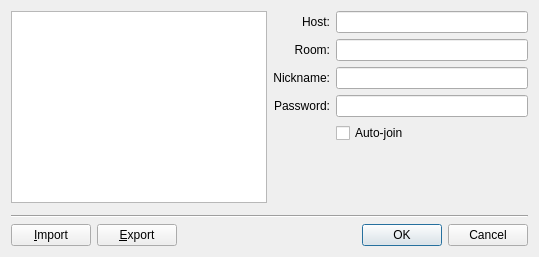
Before: the Qt Designer form src/bookmarkmanage.ui in psi-plus/psi-plus-snapshots, drawn with Qt 5.
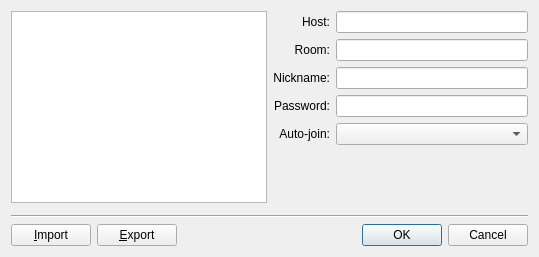
After: the same form once the commit is applied.

Diff of the .ui file:
```diff
--- a/src/bookmarkmanage.ui
+++ b/src/bookmarkmanage.ui
@@ -89,14 +89,7 @@
        </property>
       </widget>
      </item>
-     <item row="4" column="1" >
-      <widget class="QCheckBox" name="autoJoin" >
-       <property name="text" >
-        <string>Auto-join</string>
-       </property>
-      </widget>
-     </item>
-     <item row="5" column="1" >
+     <item row="5" column="1">
       <spacer>
        <property name="orientation" >
         <enum>Qt::Vertical</enum>
@@ -109,6 +102,19 @@
        </property>
       </spacer>
      </item>
+     <item row="4" column="0">
+      <widget class="QLabel" name="label_5">
+       <property name="text">
+        <string>Auto-join:</string>
+       </property>
+       <property name="alignment">
+        <set>Qt::AlignRight|Qt::AlignTrailing|Qt::AlignVCenter</set>
+       </property>
+      </widget>
+     </item>
+     <item row="4" column="1">
+      <widget class="QComboBox" name="autoJoin"/>
+     </item>
     </layout>
    </item>
    <item row="1" column="0" colspan="2" >
```
Left out of the diff: 101 changed lines with no effect on the pictures.
